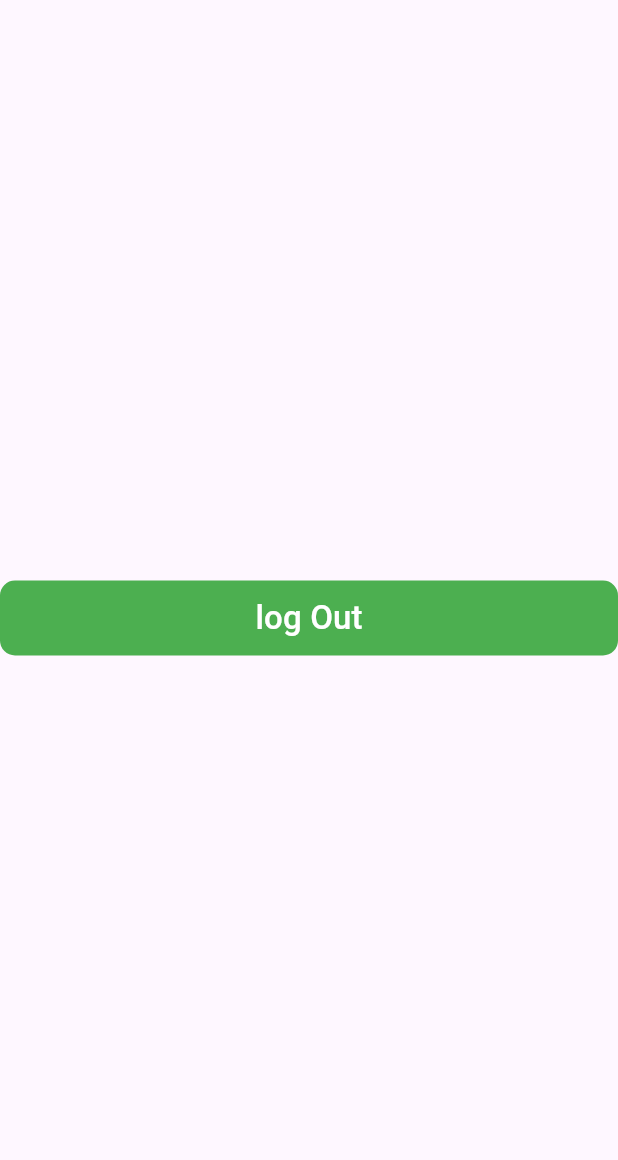
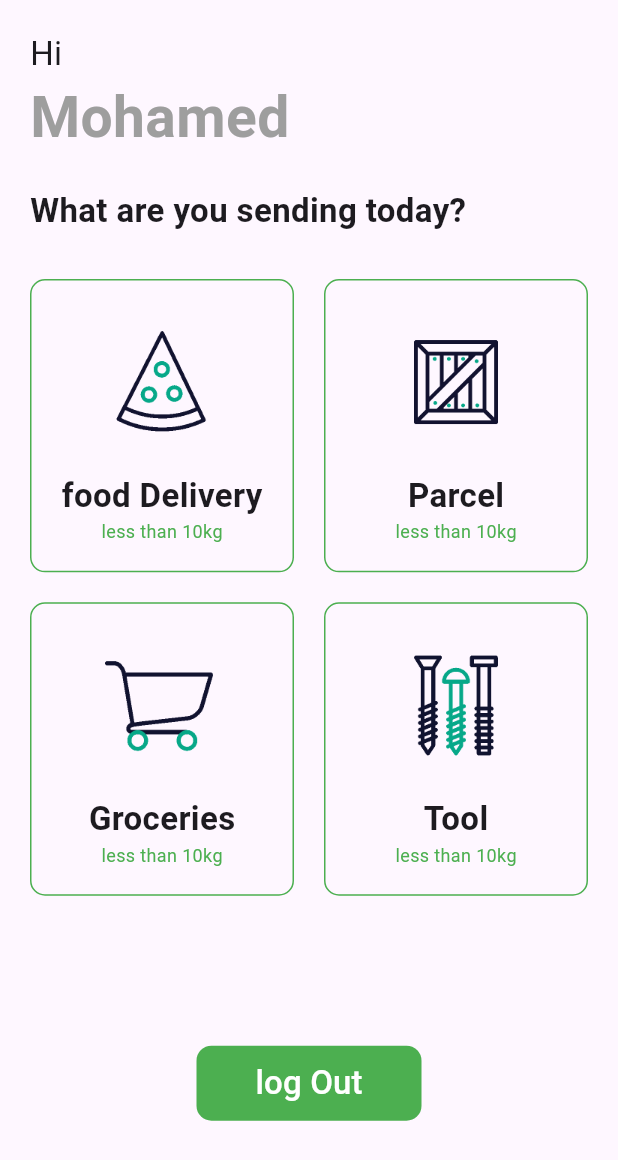
Before and after one commit to MOHAMD-ASHRAF/skid, a Flutter app: the HomePage screen opened directly, on a phone screen of 412 x 824 dp. Shown: the top 1160 px of the screen. Run offline on Flutter 3.47's test engine with Material 2 defaults, Android fonts, the light colour scheme and no system bars; our stand-ins replace bloc, cloud_firestore, equatable, firebase_auth, firebase_core, flutter_bloc and 1 more; accounts and stored records are empty; network calls fail.

Commit message:
finish home page UI

```diff
--- a/lib/app_router.dart
+++ b/lib/app_router.dart
@@ -4,7 +4,7 @@ import 'package:skid/core/constant/string.dart';
 import 'package:skid/features/auth/presentation/cubit/phone_auth_cubit.dart';
 import 'package:skid/features/auth/presentation/pages/OTP_page.dart';
 import 'package:skid/features/auth/presentation/pages/enter_phone_page.dart';
-import 'package:skid/features/auth/presentation/pages/home_page.dart';
+import 'package:skid/features/skid/presentation/pages/home_page.dart';
 
 class AppRouter {
   PhoneAuthCubit? phoneAuthCubit;
--- a/lib/core/component/default_button.dart
+++ b/lib/core/component/default_button.dart
@@ -4,12 +4,13 @@ import 'package:flutter/material.dart';
 class defaultMaterialButton extends StatelessWidget {
   final Function()? onPressed;
   final String text;
-   const defaultMaterialButton({Key? key, required this.text, this.onPressed}) : super(key: key);
+  final double width ;
+   const defaultMaterialButton({Key? key, required this.text, this.onPressed,this.width = double.infinity}) : super(key: key);
   @override
   Widget build(BuildContext context) {
     return Container(
       height: 50,
-      width: double.infinity,
+      width: width,
       decoration: BoxDecoration(
           color: Colors.green, borderRadius: BorderRadius.circular(10)),
       child: MaterialButton(
--- /dev/null
+++ b/lib/core/component/test_widget.dart
@@ -0,0 +1,16 @@
+import 'package:flutter/material.dart';
+
+class TextWidget extends StatelessWidget {
+  final String text;
+  final double fontSize;
+  final FontWeight? fontWeight;
+  final Color? color ;
+  const TextWidget({
+    super.key, required this.text, required this.fontSize, this.fontWeight, this.color,
+  });
+
+  @override
+  Widget build(BuildContext context) {
+    return Text(text,style: TextStyle(fontSize: fontSize,fontWeight: fontWeight,color: color),);
+  }
+}
--- a/lib/core/constant/string.dart
+++ b/lib/core/constant/string.dart
@@ -1,3 +1,3 @@
-const enterPhonePage = '/';
+const enterPhonePage = '/enterPhonePage';
 const otpPage = '/otp-page';
 const homePage  = '/homePage';
--- a/lib/features/auth/presentation/pages/OTP_page.dart
+++ b/lib/features/auth/presentation/pages/OTP_page.dart
@@ -18,9 +18,9 @@ class OtpPage extends StatelessWidget {
   final defaultPinTheme = PinTheme(
     width: 56,
     height: 56,
-    textStyle: TextStyle(fontSize: 20, color: Color.fromRGBO(30, 60, 87, 1), fontWeight: FontWeight.w600),
+    textStyle: const TextStyle(fontSize: 20, color: Color.fromRGBO(30, 60, 87, 1), fontWeight: FontWeight.w600),
     decoration: BoxDecoration(
-      border: Border.all(color: Color.fromRGBO(234, 239, 243, 1)),
+      border: Border.all(color: const Color.fromRGBO(234, 239, 243, 1)),
       borderRadius: BorderRadius.circular(20),
     ),
   );
@@ -94,10 +94,18 @@ class OtpPage extends StatelessWidget {
                       const SizedBox(
                         height: 40,
                       ),
-                       Text(
-                        "A OTP SENT TO $phoneNumber ",
-                        style: TextStyle(fontSize: 15, color: Colors.grey),
+                       Row(
+                         children: [
+                          const Text(
+                            "A OTP SENT TO ",
+                            style:  TextStyle(fontSize: 15, color: Colors.grey),
                       ),
+                           Text(
+                             " $phoneNumber ",
+                             style: const TextStyle(fontSize: 15, color:Colors.green),
+                           ),
+                         ],
+                       ),
                       const Text(
                         "kind enter below  the 6 digital code ",
                         style: TextStyle(fontSize: 15, color: Colors.grey),
--- a/lib/features/auth/presentation/pages/enter_phone_page.dart
+++ b/lib/features/auth/presentation/pages/enter_phone_page.dart
@@ -1,4 +1,4 @@
-// ignore_for_file: must_be_immutable
+
 
 import 'package:flutter/material.dart';
 import 'package:flutter_bloc/flutter_bloc.dart';
@@ -41,7 +41,7 @@ class EnterPhonePage extends StatelessWidget {
           ScaffoldMessenger.of(context).showSnackBar(SnackBar(
             content: Text(message),
             backgroundColor: Colors.black,
-            duration: Duration(seconds: 3),
+            duration: const Duration(seconds: 3),
           ));
         }
       },
--- a/lib/features/auth/presentation/pages/home_page.dart
+++ /dev/null
@@ -1,31 +0,0 @@
-import 'package:flutter/material.dart';
-import 'package:flutter_bloc/flutter_bloc.dart';
-import 'package:skid/core/component/default_button.dart';
-import 'package:skid/core/constant/string.dart';
-import 'package:skid/features/auth/presentation/cubit/phone_auth_cubit.dart';
-
-
-class HomePage extends StatefulWidget {
-   const HomePage({Key? key}) : super(key: key);
-
-  @override
-  State<HomePage> createState() => _HomePageState();
-}
-PhoneAuthCubit phoneAuthCubit = PhoneAuthCubit();
-
-class _HomePageState extends State<HomePage> {
-  @override
-  Widget build(BuildContext context) {
-    return Scaffold(
-      body: BlocProvider<PhoneAuthCubit>(
-        create: (context) => phoneAuthCubit,
-        child: Center(
-          child: defaultMaterialButton(text: 'log Out', onPressed: () async {
-            await phoneAuthCubit.logOut();
-            Navigator.pushReplacementNamed(context, enterPhonePage);
-            },),
-        ),
-      ),
-    );
-  }
-}
--- /dev/null
+++ b/lib/features/skid/presentation/pages/home_page.dart
@@ -0,0 +1,104 @@
+import 'package:flutter/material.dart';
+import 'package:flutter_bloc/flutter_bloc.dart';
+import 'package:skid/core/component/default_button.dart';
+import 'package:skid/core/component/test_widget.dart';
+import 'package:skid/core/constant/string.dart';
+import 'package:skid/features/auth/presentation/cubit/phone_auth_cubit.dart';
+import 'package:skid/features/skid/presentation/widgets/home_item.dart';
+
+class HomePage extends StatefulWidget {
+  const HomePage({Key? key}) : super(key: key);
+
+  @override
+  State<HomePage> createState() => _HomePageState();
+}
+
+PhoneAuthCubit phoneAuthCubit = PhoneAuthCubit();
+
+class _HomePageState extends State<HomePage> {
+  @override
+  Widget build(BuildContext context) {
+    return Scaffold(
+      body: SafeArea(
+        child: Padding(
+          padding: const EdgeInsets.all(20),
+          child: Column(
+            crossAxisAlignment: CrossAxisAlignment.start,
+            children: [
+              const TextWidget(
+                text: 'Hi',
+                fontSize: 22,
+              ),
+              const TextWidget(
+                text: 'Mohamed',
+                fontSize: 38,
+                color: Colors.grey,
+                fontWeight: FontWeight.bold,
+              ),
+              const SizedBox(
+                height: 20,
+              ),
+              const TextWidget(
+                text: 'What are you sending today?',
+                fontSize: 22,
+                fontWeight: FontWeight.bold,
+              ),
+              const SizedBox(
+                height: 30,
+              ),
+              GridView(
+                gridDelegate: const SliverGridDelegateWithFixedCrossAxisCount(
+                  crossAxisCount: 2,
+                  mainAxisSpacing: 20,
+                  childAspectRatio: 0.90,
+                  crossAxisSpacing: 20,
+                ),
+                physics: const NeverScrollableScrollPhysics(),
+                shrinkWrap: true,
+                children:  [
+                  HomeItem(
+                    onTap: (){
+                      print('object');
+                    },
+                    image: 'assets/images/pizza0.gif',
+                    title: 'food Delivery',
+                    subTitle: 'less than 10kg',
+                  ),
+                  HomeItem(
+                    image: 'assets/images/box.gif',
+                    title: 'Parcel',
+                    subTitle: 'less than 10kg',
+                  ),
+                  HomeItem(
+                    image: 'assets/images/shopping-card.gif',
+                    title: 'Groceries',
+                    subTitle: 'less than 10kg',
+                  ),
+                  HomeItem(
+                    image: 'assets/images/tool.gif',
+                    title: 'Tool',
+                    subTitle: 'less than 10kg',
+                  ),
+                ],
+              ),
+              SizedBox(height: 100,),
+              BlocProvider<PhoneAuthCubit>(
+                create: (context) => phoneAuthCubit,
+                child: Center(
+                  child: defaultMaterialButton(
+                    width: 150,
+                    text: 'log Out',
+                    onPressed: () async {
+                      await phoneAuthCubit.logOut();
+                      Navigator.pushReplacementNamed(context, enterPhonePage);
+                    },
+                  ),
+                ),
+              ),
+            ],
+          ),
+        ),
+      ),
+    );
+  }
+}
--- /dev/null
+++ b/lib/features/skid/presentation/widgets/home_item.dart
@@ -0,0 +1,35 @@
+import 'package:flutter/material.dart';
+import 'package:skid/core/component/test_widget.dart';
+
+class HomeItem extends StatelessWidget {
+  final String image;
+  final String title;
+  final String subTitle;
+  void Function()? onTap;
+   HomeItem({
+    super.key, required this.image, required this.title, required this.subTitle,this.onTap
+  });
+
+  @override
+  Widget build(BuildContext context) {
+    return GestureDetector(
+      onTap: onTap,
+      child: Container(
+        decoration:  BoxDecoration(
+          border: Border.all(width: 1 , color: Colors.green),
+          borderRadius: BorderRadius.circular(10),
+        ),
+        child: Column(
+          mainAxisAlignment: MainAxisAlignment.center,
+          children: [
+            Image.asset(image,width: 100,height: 100,),
+            const SizedBox(height: 10,),
+            TextWidget(text: title, fontSize: 22,fontWeight: FontWeight.bold,),
+            TextWidget(text:  subTitle,
+              fontSize: 12,color: Colors.green,),
+          ],
+        ),
+      ),
+    );
+  }
+}
--- a/lib/main.dart
+++ b/lib/main.dart
@@ -1,14 +1,34 @@
+import 'package:firebase_auth/firebase_auth.dart';
 import 'package:flutter/material.dart';
 import 'package:firebase_core/firebase_core.dart';
 import 'package:skid/app_router.dart';
+import 'package:skid/core/constant/string.dart';
 import 'package:skid/features/auth/presentation/pages/enter_phone_page.dart';
+
+
+
+late String initialRoute;
+
 
 void main() async {
   WidgetsFlutterBinding.ensureInitialized();
   await Firebase.initializeApp();
+
+  FirebaseAuth.instance.authStateChanges().listen((user) {
+    if (user == null) {
+      initialRoute = enterPhonePage;
+    } else {
+      initialRoute = homePage;
+    }
+  });
+
+
   runApp(MyApp(
     appRouter: AppRouter(),
   ));
+
+
+
 }
 
 class MyApp extends StatelessWidget {
@@ -26,6 +46,7 @@ class MyApp extends StatelessWidget {
         useMaterial3: true,
       ),
       onGenerateRoute: appRouter.generateRoute,
+      initialRoute: initialRoute,
     //  home: EnterPhonePage(),
     );
   }
--- a/pubspec.yaml
+++ b/pubspec.yaml
@@ -70,9 +70,9 @@ flutter:
   uses-material-design: true
 
   # To add assets to your application, add an assets section, like this:
-  # assets:
-  #   - images/a_dot_burr.jpeg
-  #   - images/a_dot_ham.jpeg
+  assets:
+    - assets/images/
+
 
   # An image asset can refer to one or more resolution-specific "variants", see
   # https://flutter.dev/assets-and-images/#resolution-aware
```
Also changed, not shown: assets/images/box.gif (added), assets/images/pizza0.gif (added), assets/images/shopping-card.gif (added), assets/images/tool.gif (added), lib/generated/assets.dart (added).
